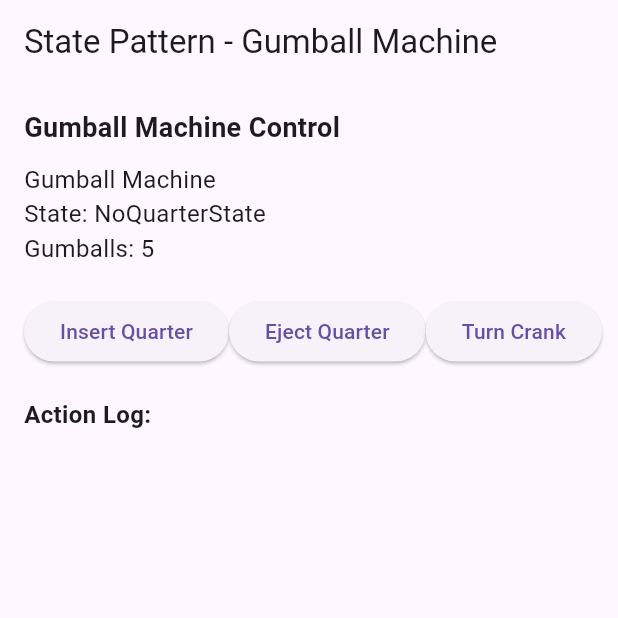
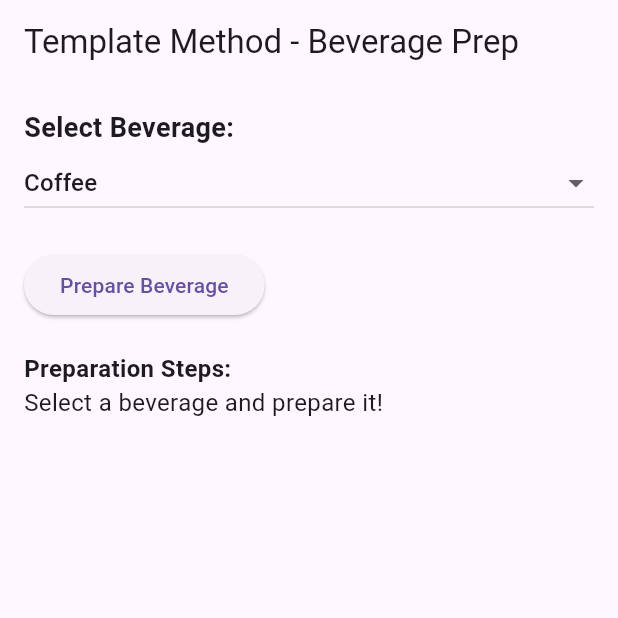
Before and after one commit to Alyaatalaat28/Flutter-Design-Patterns, a Flutter app: the screen it shows after launch, on a phone screen of 412 x 824 dp, the top half of it. Run offline on Flutter 3.47's test engine with Material 3 defaults, Android fonts, the phone set to English and light mode, and no system bars.

Commit message:
Implement Template Method pattern for beverage preparation with UI integration

```diff
--- a/lib/main.dart
+++ b/lib/main.dart
@@ -1,5 +1,5 @@
 import 'package:flutter/material.dart';
-import 'package:flutter_design_patterns/patterns/state/gumball_screen.dart';
+import 'package:flutter_design_patterns/patterns/template_method/beverage_screen.dart';
 
 void main() {
   runApp(const MyApp());
@@ -18,7 +18,7 @@ class MyApp extends StatelessWidget {
         visualDensity: VisualDensity.adaptivePlatformDensity,
       ),
       title: 'Flutter Design Patterns',
-      home: GumballScreen(),
+      home: BeverageScreen(),
     );
   }
 }
--- /dev/null
+++ b/lib/patterns/template_method/beverage_screen.dart
@@ -0,0 +1,77 @@
+import 'package:flutter/material.dart';
+import 'caffeine_beverage.dart';
+
+class BeverageScreen extends StatefulWidget {
+  const BeverageScreen({super.key});
+
+  @override
+  _BeverageScreenState createState() => _BeverageScreenState();
+}
+
+class _BeverageScreenState extends State<BeverageScreen> {
+  CaffeineBeverage _beverage = Coffee();
+  final _beverages = {'Coffee': Coffee(), 'Tea': Tea()};
+
+  void _updateBeverage(String? beverageName) {
+    setState(() {
+      _beverage = _beverages[beverageName] ?? Coffee();
+      _beverage.log.clear(); // Reset log for new beverage
+    });
+  }
+
+  void _prepareBeverage() {
+    setState(() {
+      _beverage.prepareRecipe();
+    });
+  }
+
+  @override
+  Widget build(BuildContext context) {
+    return Scaffold(
+      appBar: AppBar(title: const Text('Template Method - Beverage Prep')),
+      body: Padding(
+        padding: const EdgeInsets.all(16.0),
+        child: Column(
+          crossAxisAlignment: CrossAxisAlignment.start,
+          children: [
+            const Text(
+              'Select Beverage:',
+              style: TextStyle(fontSize: 18, fontWeight: FontWeight.bold),
+            ),
+            DropdownButton<String>(
+              isExpanded: true,
+              value: _beverage.getName(),
+              items: _beverages.keys
+                  .map((name) => DropdownMenuItem<String>(
+                        value: name,
+                        child: Text(name),
+                      ))
+                  .toList(),
+              onChanged: _updateBeverage,
+            ),
+            const SizedBox(height: 20),
+            ElevatedButton(
+              onPressed: _prepareBeverage,
+              child: const Text('Prepare Beverage'),
+            ),
+            const SizedBox(height: 20),
+            const Text(
+              'Preparation Steps:',
+              style: TextStyle(fontSize: 16, fontWeight: FontWeight.bold),
+            ),
+            Expanded(
+              child: SingleChildScrollView(
+                child: Text(
+                  _beverage.getLog().isEmpty
+                      ? "Select a beverage and prepare it!"
+                      : _beverage.getLog(),
+                  style: const TextStyle(fontSize: 16),
+                ),
+              ),
+            ),
+          ],
+        ),
+      ),
+    );
+  }
+}
--- /dev/null
+++ b/lib/patterns/template_method/caffeine_beverage.dart
@@ -0,0 +1,60 @@
+// Abstract base class with template method
+abstract class CaffeineBeverage {
+  StringBuffer log = StringBuffer();
+
+  // Template method defining the algorithm
+  void prepareRecipe() {
+    boilWater();
+    brew();
+    pourInCup();
+    addCondiments();
+  }
+
+  // Common steps
+  void boilWater() {
+    log.writeln("Boiling water");
+  }
+
+  void pourInCup() {
+    log.writeln("Pouring into cup");
+  }
+
+  // Abstract steps to be implemented by subclasses
+  void brew();
+  void addCondiments();
+
+  String getLog() => log.toString();
+  String getName();
+}
+
+// Concrete class: Coffee
+class Coffee extends CaffeineBeverage {
+  @override
+  void brew() {
+    log.writeln("Dripping coffee through filter");
+  }
+
+  @override
+  void addCondiments() {
+    log.writeln("Adding sugar and milk");
+  }
+
+  @override
+  String getName() => "Coffee";
+}
+
+// Concrete class: Tea
+class Tea extends CaffeineBeverage {
+  @override
+  void brew() {
+    log.writeln("Steeping the tea");
+  }
+
+  @override
+  void addCondiments() {
+    log.writeln("Adding lemon");
+  }
+
+  @override
+  String getName() => "Tea";
+}
```
